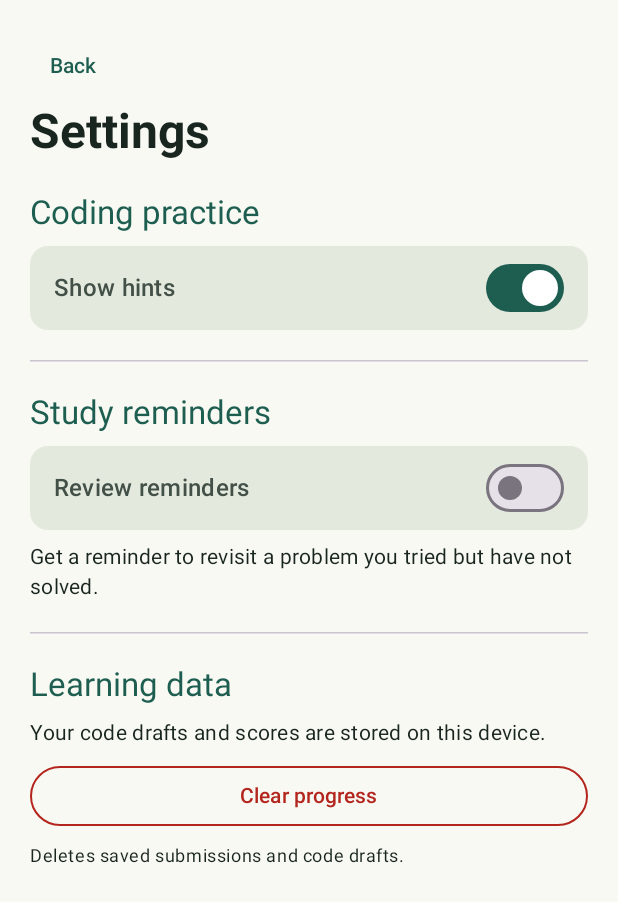
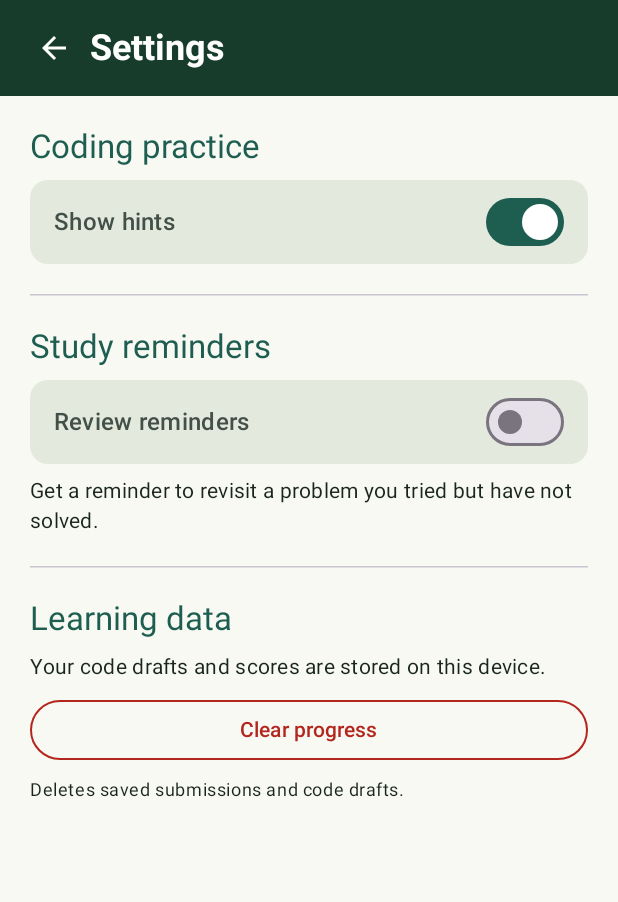
Before and after one commit to yingkailiang-27/CP3406_Assessment3, an Android app built with Jetpack Compose: the SettingsScreen screen opened through its navigation route, on a phone screen of 412 x 824 dp. Shown: the top 902 px of the screen. Run offline under Robolectric (Android 15) with nearby library versions, the phone set to English and light mode, and no system bars; our stand-ins replace Room's generated code; pictures from the network do not load.

Commit message:
Match Settings and Statistics headers to the course screens

```diff
--- a/app/src/main/java/edu/algosteps/ui/DashboardScreens.kt
+++ b/app/src/main/java/edu/algosteps/ui/DashboardScreens.kt
@@ -256,11 +256,12 @@ internal fun StatsContent(
     }
     var selectedMode by rememberSaveable { mutableStateOf<SubmissionMode?>(null) }
     var onlyMisses by rememberSaveable { mutableStateOf(false) }
+    Column(Modifier.fillMaxSize()) {
+        PageTitle("Statistics", onBack)
         LazyColumn(
-        modifier = Modifier.fillMaxSize(), contentPadding = PaddingValues(20.dp),
+            modifier = Modifier.weight(1f).fillMaxWidth(), contentPadding = PaddingValues(20.dp),
             verticalArrangement = Arrangement.spacedBy(12.dp)
         ) {
-        item { PageTitle("Statistics", onBack) }
             if (stats != null) item {
                 val total = curriculum.size
                 val solved = curriculum.keys.count { it in stats.solvedTopics }
@@ -356,12 +357,24 @@ internal fun StatsContent(
             }
         }
     }
+}
 
 @Composable
 internal fun PageTitle(label: String, onBack: () -> Unit) {
-    Column {
-        TextButton(onClick = onBack) { Text("Back") }
-        Text(label, modifier = Modifier.semantics { heading() },
-            style = MaterialTheme.typography.headlineLarge, fontWeight = FontWeight.Bold)
+    Surface(color = Color(0xFF173C2B), contentColor = Color.White) {
+        Row(
+            Modifier.fillMaxWidth().padding(horizontal = 12.dp, vertical = 8.dp),
+            verticalAlignment = Alignment.CenterVertically
+        ) {
+            IconButton(onClick = onBack) {
+                Icon(painterResource(R.drawable.ic_back), contentDescription = "Back to home")
+            }
+            Text(
+                label,
+                modifier = Modifier.weight(1f).semantics { heading() },
+                style = MaterialTheme.typography.headlineSmall,
+                fontWeight = FontWeight.Bold
+            )
         }
     }
+}
--- a/app/src/main/java/edu/algosteps/ui/DashboardSettings.kt
+++ b/app/src/main/java/edu/algosteps/ui/DashboardSettings.kt
@@ -94,11 +94,13 @@ fun SettingsScreen(viewModel: DashboardViewModel, onBack: () -> Unit) {
         }
     }
     val showDeviceLink = !allowed && (attempted || prefs?.reminders == true)
-    Scaffold(snackbarHost = { SnackbarHost(snackbar) }) { inset ->
+    Scaffold(
+        topBar = { PageTitle("Settings", onBack) },
+        snackbarHost = { SnackbarHost(snackbar) }
+    ) { inset ->
         val current = prefs
         if (current == null) {
             Column(Modifier.padding(inset).padding(20.dp)) {
-                PageTitle("Settings", onBack)
                 Text("Loading preferences…")
             }
         } else {
@@ -106,7 +108,7 @@ fun SettingsScreen(viewModel: DashboardViewModel, onBack: () -> Unit) {
                 modifier = Modifier.padding(inset),
                 showHints = current.showHints, reminders = current.reminders,
                 showDeviceLink = showDeviceLink, settingsUnavailable = settingsUnavailable,
-                onBack = onBack, onHints = viewModel::setHints,
+                onHints = viewModel::setHints,
                 onReminders = { wanted ->
                     if (!wanted) {
                         optInPending = false
@@ -176,7 +178,7 @@ private fun Preference(name: String, checked: Boolean, changed: (Boolean) -> Uni
 internal fun SettingsContent(
     modifier: Modifier = Modifier, showHints: Boolean, reminders: Boolean,
     showDeviceLink: Boolean = false, settingsUnavailable: Boolean = false,
-    onBack: () -> Unit, onHints: (Boolean) -> Unit, onReminders: (Boolean) -> Unit,
+    onHints: (Boolean) -> Unit, onReminders: (Boolean) -> Unit,
     onDeviceSettings: () -> Unit, onClear: () -> Unit
 ) {
     var confirmClear by rememberSaveable { mutableStateOf(false) }
@@ -184,7 +186,6 @@ internal fun SettingsContent(
         modifier = modifier.fillMaxSize().verticalScroll(rememberScrollState()).padding(20.dp),
         verticalArrangement = Arrangement.spacedBy(20.dp)
     ) {
-        PageTitle("Settings", onBack)
         Column(verticalArrangement = Arrangement.spacedBy(8.dp)) {
             SettingsHeading("Coding practice")
             Preference("Show hints", showHints, onHints)
```
Also changed, not shown: 1 other file. Lines whose indentation alone changed are shown as unchanged.
